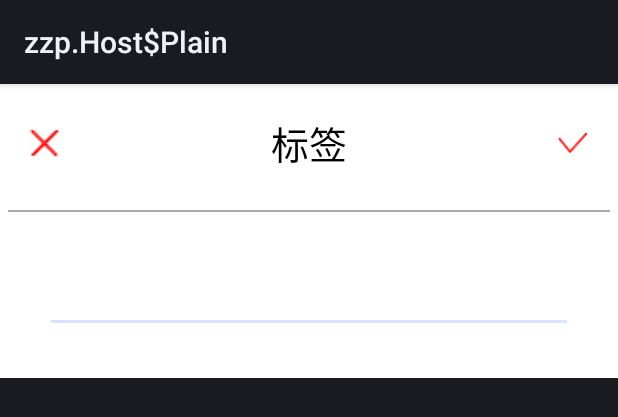
After one commit to zyfather/Heyuyang-graduation-project, an Android app: the layout dialog_tag.xml on its own in the app's theme, with its tools: preview values and no code run, on a phone screen of 412 x 824 dp. The commit adds this screen. Shown: the top 417 px of the screen. Run offline under Robolectric (Android 15) with nearby library versions, the phone set to English and light mode, and no system bars.

Commit message:
dialog 80% / AlarmUtil 增加方法

```diff
--- a/app/src/main/AndroidManifest.xml
+++ b/app/src/main/AndroidManifest.xml
@@ -1,6 +1,9 @@
 <?xml version="1.0" encoding="utf-8"?>
 <manifest xmlns:android="http://schemas.android.com/apk/res/android"
     package="com.example.yang.myapplication">
+
+    <uses-permission android:name="android.permission.WAKE_LOCK" />
+    <uses-permission android:name="android.permission.DISABLE_KEYGUARD" />
 
     <application
         android:allowBackup="true"
--- a/app/src/main/java/com/example/yang/myapplication/AlarmReceiver.java
+++ b/app/src/main/java/com/example/yang/myapplication/AlarmReceiver.java
@@ -15,10 +15,13 @@ public class AlarmReceiver extends BroadcastReceiver {
 
     @Override
     public void onReceive(Context context, Intent intent) {
+
+        AlarmData alarmData = (AlarmData) intent.getSerializableExtra("alarmData");
         //月经连锁设置
         if (intent.getBooleanExtra("isMonthDay", false)) {
-            AlarmData alarmData = (AlarmData) intent.getSerializableExtra("alarmData");
             AlarmUtil.windUp(context, alarmData);
+        } else {
+
         }
         Intent wake = new Intent(context, WakeUpActivity.class);
         wake.setFlags(Intent.FLAG_ACTIVITY_NEW_TASK);
--- a/app/src/main/java/com/example/yang/myapplication/ConstantValue.java
+++ b/app/src/main/java/com/example/yang/myapplication/ConstantValue.java
@@ -7,4 +7,6 @@ public class ConstantValue {
 
     public final static int repeatRequestCode = 0x11;
 
+    public final static String repeatKeyString = "repeatType";
+
 }
--- a/app/src/main/java/com/example/yang/myapplication/adapter/AlarmAdapter.java
+++ b/app/src/main/java/com/example/yang/myapplication/adapter/AlarmAdapter.java
@@ -53,7 +53,7 @@ public class AlarmAdapter extends RecyclerView.Adapter<RecyclerView.ViewHolder>
                 ((ViewHolder) holder).itemView.setAlpha(1.0f);
                 ((ViewHolder) holder).mSwitch.setChecked(true);
             }
-            AlarmData data = mDatas.get(position);
+            final AlarmData data = mDatas.get(position);
             if (data != null) {
                 ((ViewHolder) holder).mTime.setText(data.getTimeStr());
                 ((ViewHolder) holder).mInfo.setText(data.getName() + ", " + data.getTypeStr());
@@ -70,10 +70,11 @@ public class AlarmAdapter extends RecyclerView.Adapter<RecyclerView.ViewHolder>
                         if (mDatas.get(position).isOn()) {
                             ((ViewHolder) holder).itemView.setAlpha(1.0f);
                             switchMap.put(position, false);
-
+                            AlarmUtil.windUp(mContext, data);
                         } else {
                             ((ViewHolder) holder).itemView.setAlpha(0.5f);
                             switchMap.put(position, true);
+                            AlarmUtil.windDown(mContext, data);
                         }
                         AlarmUtil.replaceAlarm(mContext, mDatas);
                     }
--- a/app/src/main/java/com/example/yang/myapplication/data/RepeatType.java
+++ b/app/src/main/java/com/example/yang/myapplication/data/RepeatType.java
@@ -1,9 +1,11 @@
 package com.example.yang.myapplication.data;
+
+import java.io.Serializable;
 
 /**
  * Created by yang on 16/5/18.
  */
-public class RepeatType {
+public class RepeatType implements Serializable{
 
     public final static int EVERYDAY = 0x1;
     public final static int WEEKDAY = 0x2;
--- /dev/null
+++ b/app/src/main/res/layout/dialog_tag.xml
@@ -0,0 +1,26 @@
+<?xml version="1.0" encoding="utf-8"?>
+<LinearLayout xmlns:android="http://schemas.android.com/apk/res/android"
+    android:layout_width="match_parent"
+    android:layout_height="wrap_content"
+    android:background="@color/white"
+    android:orientation="vertical">
+
+    <include
+        android:id="@+id/tag_title"
+        layout="@layout/dialog_title" />
+
+    <View
+        android:layout_width="match_parent"
+        android:layout_height="1dp"
+        android:layout_margin="5dp"
+        android:background="@color/gray" />
+
+    <EditText
+        android:textColor="@color/black"
+        android:id="@+id/tag_et"
+        android:layout_width="match_parent"
+        android:layout_height="wrap_content"
+        android:layout_margin="30dp"
+        android:textCursorDrawable="@color/title_red" />
+
+</LinearLayout>
--- /dev/null
+++ b/app/src/main/res/layout/dialog_title.xml
@@ -0,0 +1,33 @@
+<?xml version="1.0" encoding="utf-8"?>
+<RelativeLayout xmlns:android="http://schemas.android.com/apk/res/android"
+    android:layout_width="match_parent"
+    android:layout_height="wrap_content"
+    android:background="@color/white"
+    android:padding="20dp">
+
+    <ImageView
+        android:id="@+id/dialog_cancel"
+        android:layout_width="20dp"
+        android:layout_height="20dp"
+        android:layout_alignParentLeft="true"
+        android:layout_centerVertical="true"
+        android:src="@mipmap/cancel" />
+
+    <TextView
+        android:id="@+id/dialog_middle"
+        android:layout_width="wrap_content"
+        android:layout_height="wrap_content"
+        android:layout_centerInParent="true"
+        android:text="标签"
+        android:textColor="@color/black"
+        android:textSize="25sp" />
+
+    <ImageView
+        android:id="@+id/dialog_confirm"
+        android:layout_width="20dp"
+        android:layout_height="20dp"
+        android:layout_alignParentRight="true"
+        android:layout_centerVertical="true"
+        android:src="@mipmap/confirm" />
+
+</RelativeLayout>
```
Also changed, not shown: app/src/main/java/com/example/yang/myapplication/activity/EditActivity.java (+50 -4 lines), app/src/main/java/com/example/yang/myapplication/activity/WakeUpActivity.java (+23 -0 lines), app/src/main/java/com/example/yang/myapplication/utils/AlarmUtil.java (+46 -2 lines), app/src/main/res/layout/dialog_content.xml (added, +18 -0 lines), app/src/main/res/layout/dialog_ring.xml (added, +18 -0 lines).
